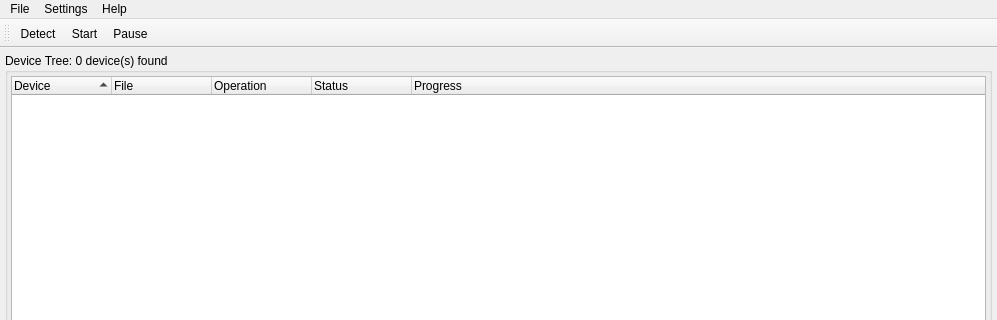
First picture: the form in src/ProgrammerGui/ProgrammerMain.ui, repository os-fpga/FOEDAG, before the edit; both pictures show x 0 to 997 and y 0 to 320 of the 997 by 746 pixel window.
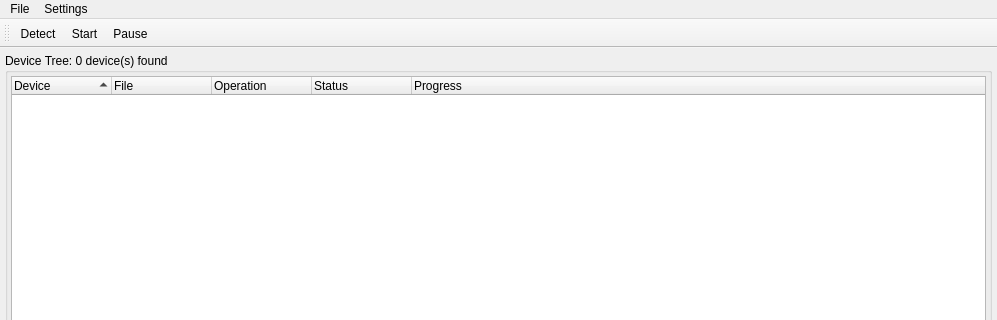
Second picture: the form after the edit. Icons and pictures are not drawn.

Commit message: Remove Help menu

What changed in the file:
```diff
--- a/src/ProgrammerGui/ProgrammerMain.ui
+++ b/src/ProgrammerGui/ProgrammerMain.ui
@@ -145,15 +145,6 @@
     </property>
     <addaction name="actionExit"/>
    </widget>
-   <widget class="QMenu" name="menuHelp">
-    <property name="title">
-     <string>Help</string>
-    </property>
-    <addaction name="separator"/>
-    <addaction name="actionUser_Guide"/>
-    <addaction name="separator"/>
-    <addaction name="actionAbout_Rapid_Programmer"/>
-   </widget>
    <widget class="QMenu" name="menuOptions">
     <property name="title">
      <string>Settings</string>
@@ -165,7 +156,6 @@
    </widget>
    <addaction name="menuFile"/>
    <addaction name="menuOptions"/>
-   <addaction name="menuHelp"/>
   </widget>
   <widget class="QStatusBar" name="statusbar"/>
   <widget class="QToolBar" name="toolBar">
```
Left out of the diff: 4 changed lines with no effect on the pictures. The commit also changes 1 other file.
